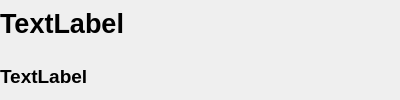
secondYearProjects/SmartTimer, file SmartTimer/alertwidget.ui: the form before one commit.
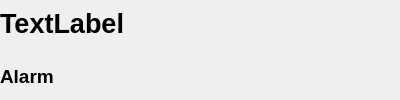
The form after the commit. Icons and pictures are not drawn. Custom widgets are drawn as their Qt base class.

The edit to the form file:
```diff
--- a/SmartTimer/alertwidget.ui
+++ b/SmartTimer/alertwidget.ui
@@ -108,7 +108,7 @@
          </font>
         </property>
         <property name="text">
-         <string>TextLabel</string>
+         <string>Alarm</string>
         </property>
        </widget>
       </item>
```
Left out of the diff: 2 changed lines with no effect on the pictures.
